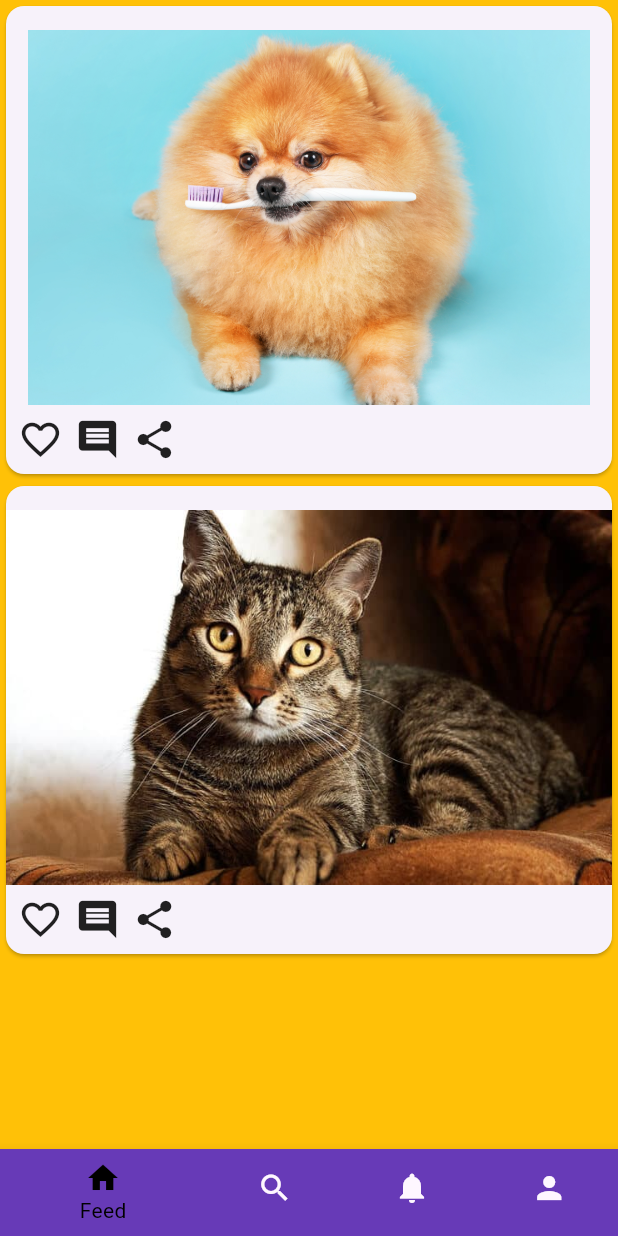
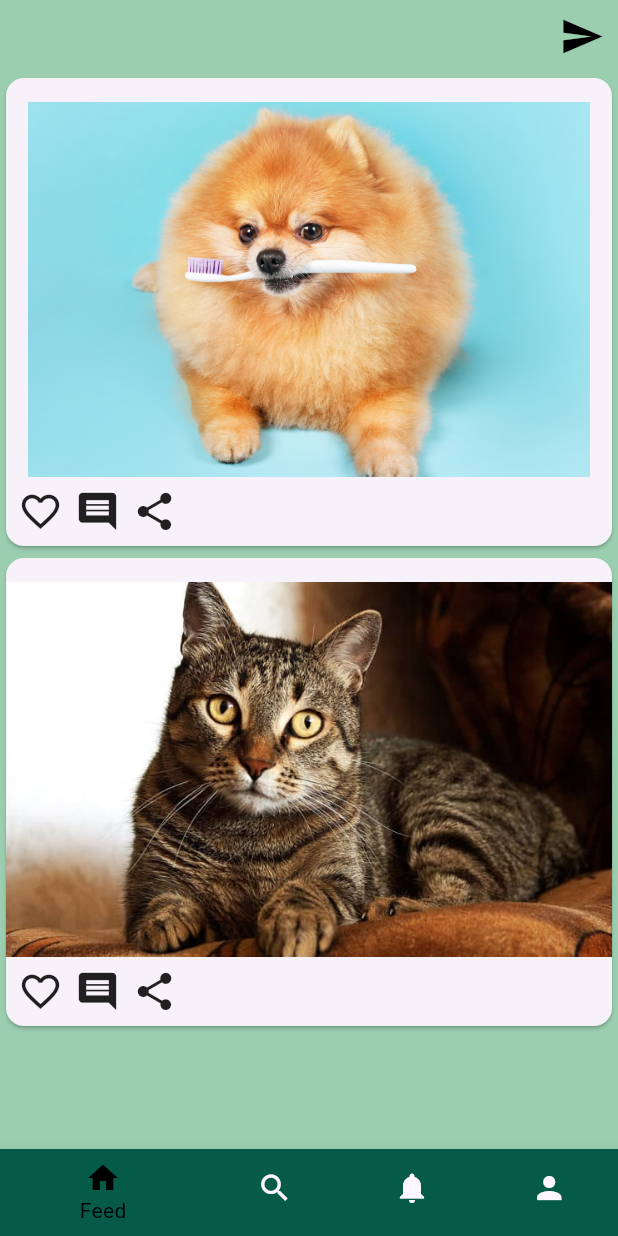
Before and after one commit to marcosfilho-dev/projetoPet, a Flutter app: the screen it shows after launch, after a tap on "Entrar", on a phone screen of 412 x 824 dp. Run offline on Flutter 3.47's test engine with Material 3 defaults, Android fonts, the phone set to English and light mode, and no system bars.

Commit message:
atualização dia 12

```diff
--- a/lib/View/my_home_page.dart
+++ b/lib/View/my_home_page.dart
@@ -18,13 +18,14 @@ class _MyHomePageState extends State<MyHomePage> {
   Widget build(BuildContext context) {
     return Scaffold(
       body: Container(
-        color: Colors.amber,
+        color: Colors.white,
         child: ListView(
           children: [
             Center(
               child: Padding(padding: const EdgeInsets.only(top: 1, left: 16, right: 16),
               child: Image.asset("assets/logo.png",
               height: 300,
+
               color: Colors.black,),),
             ),
             const Padding(
@@ -80,7 +81,10 @@ class _MyHomePageState extends State<MyHomePage> {
                         return const Recaill();
                       },),);
                  },
-                  child: const Text('Recuperar senha'),
+                  child: const Text('Recuperar senha',
+                  style: TextStyle(
+                    color: Color.fromARGB(255, 5, 91, 71)
+                  ),),
               ),
                ),
                Padding(
@@ -93,7 +97,7 @@ class _MyHomePageState extends State<MyHomePage> {
                         return  const SecondPage();
                       },),);
                   },
-                  child: const Text('Entrar'),),
+                  child: const Text('Entrar', style: TextStyle(color: Color.fromARGB(255, 5, 91, 71)),),),
                   ),
 
                   const SizedBox(
@@ -156,6 +160,7 @@ class _MyHomePageState extends State<MyHomePage> {
                         },
                         child: const Text('Cadastrar?',style: TextStyle(
                           fontSize: 16,
+                          color: Color.fromARGB(255, 5, 91, 71)
                         ),),
                       ),
                     ),
--- a/lib/View/second_page.dart
+++ b/lib/View/second_page.dart
@@ -39,9 +39,19 @@ class _SecondPageState extends State<SecondPage> {
   Widget build(BuildContext context) {
     return Scaffold(
       body: Container(
-        color: Colors.amber,
+        color: Color.fromARGB(102, 5, 144, 54),
         child: ListView(
           children: [
+            Row(
+              mainAxisAlignment: MainAxisAlignment.end,
+              children: [
+                IconButton(onPressed: (){},
+                icon: Icon(Icons.send),
+                iconSize: 30,
+                color: Colors.black,)
+              ],
+
+            ),
             Card(
               child: Column(
                 children: [
@@ -117,21 +127,21 @@ class _SecondPageState extends State<SecondPage> {
           BottomNavigationBarItem(
             icon: Icon(Icons.home),
             label: 'Feed',
-            backgroundColor: Colors.deepPurple),
+            backgroundColor: Color.fromARGB(255, 5, 91, 71)),
             BottomNavigationBarItem(
             icon: Icon(Icons.search),
             label: 'Explorar',
-            backgroundColor: Colors.deepPurple,
+            backgroundColor: Color.fromARGB(255, 5, 91, 71),
           ),
           BottomNavigationBarItem(
             icon: Icon(Icons.notifications),
             label: 'Notificação',
-            backgroundColor: Colors.deepPurple,
+            backgroundColor: Color.fromARGB(255, 5, 91, 71),
           ),
           BottomNavigationBarItem(
             icon: Icon(Icons.person),
             label: 'Perfil',
-            backgroundColor: Colors.deepPurple,
+            backgroundColor: Color.fromARGB(255, 5, 91, 71),
           ),
         ],
         currentIndex: _selectedIndex,
--- a/lib/main.dart
+++ b/lib/main.dart
@@ -14,10 +14,11 @@ class MyApp extends StatelessWidget {
   Widget build(BuildContext context) {
     return MaterialApp(
       debugShowCheckedModeBanner: false,
-      title: 'PetsPlace',
+      title: 'PetSocial',
       theme: ThemeData(
 
-        primarySwatch: Colors.deepPurple,
+        //primarySwatch: Color(0xFF055B47),
+
       ),
       home: const MyHomePage(),
     );
```
Also changed, not shown: lib/View/cadastro.dart (+11 -3 lines), lib/View/recuperar_senha.dart (+8 -3 lines), 6 other files.
